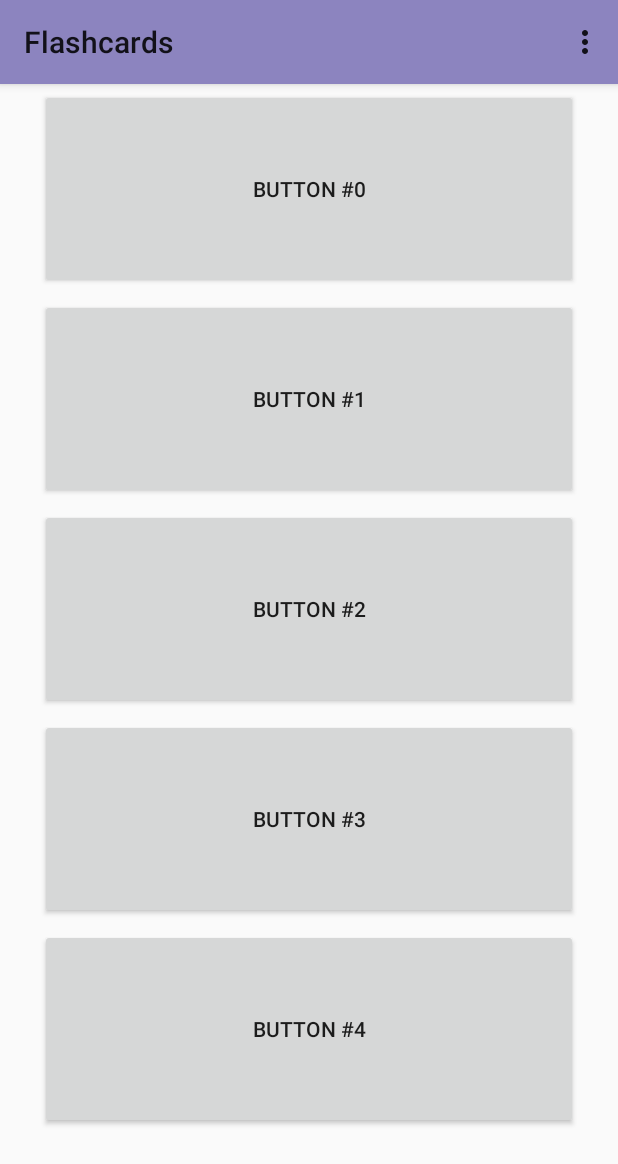
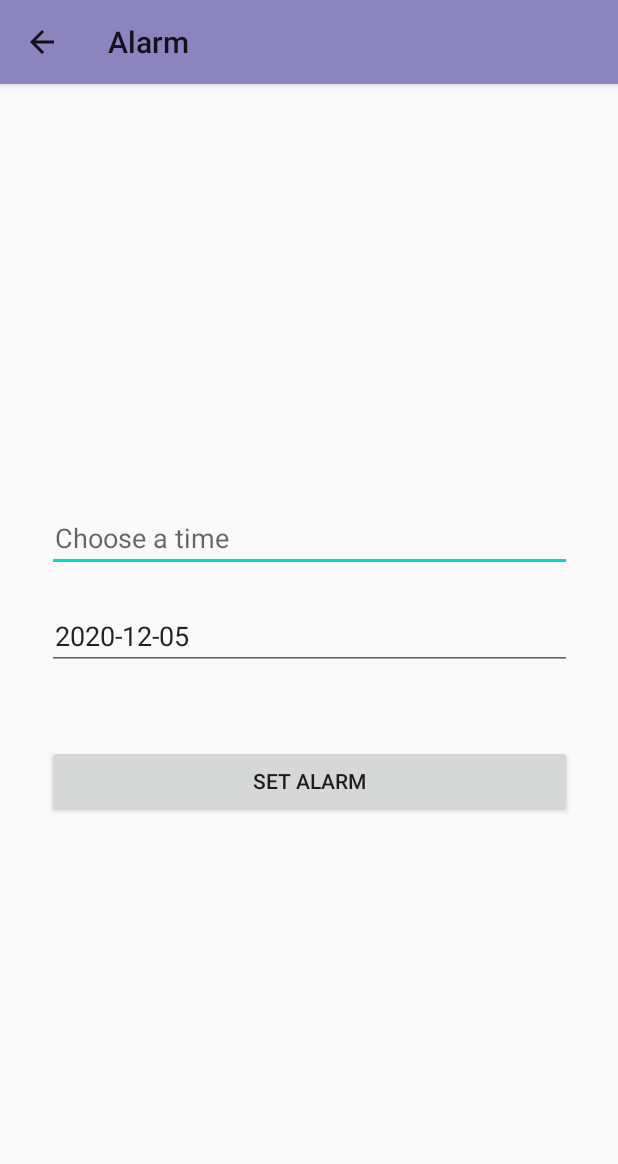
Before and after one commit to uytuan213/TheWizardsFlashcards, an Android app: the screen it shows after launch (MainActivity before the commit, AlarmActivity after it), in the options menu, after a tap on "Alarm", on a phone screen of 412 x 824 dp. Shown: the top 1164 px of the screen. Run offline under Robolectric (Android 15) with nearby library versions, the phone set to English and light mode, and no system bars.

Commit message:
Added alarm activity

```diff
--- a/app/src/main/AndroidManifest.xml
+++ b/app/src/main/AndroidManifest.xml
@@ -10,8 +10,11 @@
         android:supportsRtl="true"
         android:theme="@style/SplashScreenTheme">
         <activity
+            android:name=".AlarmActivity"
+            android:label="@string/title_alarm_activity" />
+        <activity
             android:name=".SettingsActivity"
-            android:label="@string/title_activity_settings"></activity>
+            android:label="@string/title_activity_settings" />
         <activity
             android:name=".MainActivity"
             android:configChanges="orientation|screenSize">
--- /dev/null
+++ b/app/src/main/java/ca/thewizards/flashcards/AlarmActivity.java
@@ -0,0 +1,202 @@
+package ca.thewizards.flashcards;
+
+import androidx.annotation.NonNull;
+import androidx.appcompat.app.ActionBar;
+import androidx.appcompat.app.AppCompatActivity;
+
+import android.app.AlarmManager;
+import android.app.DatePickerDialog;
+import android.app.NotificationChannel;
+import android.app.NotificationManager;
+import android.app.PendingIntent;
+import android.app.TimePickerDialog;
+import android.content.Intent;
+import android.os.Build;
+import android.os.Bundle;
+import android.text.InputType;
+import android.view.MenuItem;
+import android.view.View;
+import android.widget.Button;
+import android.widget.DatePicker;
+import android.widget.EditText;
+import android.widget.TimePicker;
+import android.widget.Toast;
+
+import java.text.DateFormat;
+import java.text.SimpleDateFormat;
+import java.util.Calendar;
+import java.util.Date;
+
+public class AlarmActivity extends AppCompatActivity {
+
+    EditText txtDate;
+    EditText txtTime;
+    Button btnSetAlarm;
+
+    @Override
+    protected void onCreate(Bundle savedInstanceState) {
+        Intent intent = getIntent();
+        if (intent.getBooleanExtra("darkTheme", false)){
+            setTheme(R.style.AppThemeDark);
+        } else {
+            setTheme(R.style.AppTheme);
+        }
+
+        super.onCreate(savedInstanceState);
+        setContentView(R.layout.activity_alarm);
+
+        ActionBar actionBar = getSupportActionBar();
+        if (actionBar != null) {
+            actionBar.setDisplayHomeAsUpEnabled(true);
+        }
+
+        txtDate = findViewById(R.id.date_input);
+        txtTime = findViewById(R.id.time_input);
+        btnSetAlarm = findViewById(R.id.btnSetAlarm);
+
+        setDefaultDate();
+
+        // hide keyboard when click
+        txtDate.setInputType(InputType.TYPE_NULL);
+        txtTime.setInputType(InputType.TYPE_NULL);
+
+        txtDate.setOnClickListener(new View.OnClickListener(){
+            @Override
+            public void onClick(View view) {
+                showDateDialog(txtDate);
+            }
+        });
+
+        txtTime.setOnClickListener(new View.OnClickListener(){
+            @Override
+            public void onClick(View view) {
+                showTimeDialog(txtTime);
+            }
+        });
+
+        btnSetAlarm.setOnClickListener(new View.OnClickListener() {
+            @Override
+            public void onClick(View view) {
+
+                String dateStr = txtDate.getText().toString();
+                String timeStr = txtTime.getText().toString();
+
+                String errorMsg = validateDateTime(dateStr, timeStr);
+
+                if(errorMsg.matches(""))
+                {
+                    String dateTimeAlarmStr = dateStr + " " + timeStr;
+
+                    Toast.makeText(AlarmActivity.this,
+                            "Alarm has been set to " + dateTimeAlarmStr,
+                            Toast.LENGTH_SHORT).show();
+                    /*
+                    long alarmInterval = (dateTimeAlarm.getTime() - dateTimeSet.getTime()); // milliseconds
+                    String secondsStr = Long.toString(alarmInterval);
+                    txtDateTime.setText(secondsStr);
+                     */
+
+                    //Intent alarmIntent = new Intent(AlarmActivity.this, AlarmService.class);
+                    //alarmIntent.putExtra("DateTimeAlarm", dateTimeAlarmStr);
+                }
+                else
+                {
+                    Toast.makeText(AlarmActivity.this, errorMsg, Toast.LENGTH_SHORT).show();
+                }
+            }
+        });
+    }
+
+    private String validateDateTime(String dateStr, String timeStr){
+        String errors = "";
+
+        if(dateStr.matches(""))
+            errors += getString(R.string.date_empty);
+        if(timeStr.matches(""))
+            errors += getString(R.string.time_empty);
+
+        // check if the date is before today
+        DateFormat dateFormat = new SimpleDateFormat(getString(R.string.date_time_format));
+        try {
+            // get the date time of alarm
+            Date dateTimeSelected = dateFormat.parse(dateStr + " " + timeStr);
+
+            // get the date time of current (turning off the app)
+            String dateTimeCurrentStr = dateFormat.format(new Date());
+            Date dateTimeCurrent = dateFormat.parse(dateTimeCurrentStr);
+
+            if(dateTimeCurrent.after(dateTimeSelected))
+                errors += getString(R.string.date_is_before);
+        } catch (Exception e) {
+            e.printStackTrace();
+        }
+
+        return errors;
+    }
+
+    private void showTimeDialog(final EditText txtTime) {
+        final Calendar calendar = Calendar.getInstance();
+
+        TimePickerDialog.OnTimeSetListener timeSetListener = new TimePickerDialog.OnTimeSetListener() {
+            @Override
+            public void onTimeSet(TimePicker view, int hourOfDay, int minute) {
+                calendar.set(Calendar.HOUR_OF_DAY, hourOfDay);
+                calendar.set(Calendar.MINUTE, minute);
+
+                SimpleDateFormat simpleDateFormat = new SimpleDateFormat(getString(R.string.time_format));
+                txtTime.setText(simpleDateFormat.format(calendar.getTime()));
+            }
+        };
+
+        new TimePickerDialog(AlarmActivity.this, timeSetListener,
+                calendar.get(Calendar.HOUR_OF_DAY), calendar.get(Calendar.MINUTE),
+                false).show();
+    }
+
+    private void showDateDialog(final EditText txtDate){
+        final Calendar calendar = Calendar.getInstance();
+
+        DatePickerDialog.OnDateSetListener dateSetListener = new DatePickerDialog.OnDateSetListener() {
+            @Override
+            public void onDateSet(DatePicker view, int year, int month, int dayOfMonth) {
+                calendar.set(Calendar.YEAR, year);
+                calendar.set(Calendar.MONTH, month);
+                calendar.set(Calendar.DAY_OF_MONTH, dayOfMonth);
+
+                SimpleDateFormat simpleDateFormat = new SimpleDateFormat(getString(R.string.date_format)); // set date format
+                txtDate.setText(simpleDateFormat.format(calendar.getTime()));
+            }
+        };
+
+        new DatePickerDialog(AlarmActivity.this, dateSetListener,
+                calendar.get(Calendar.YEAR), calendar.get(Calendar.MONTH),
+                calendar.get(Calendar.DAY_OF_MONTH)).show();
+    }
+
+    private void setDefaultDate(){
+        Date date = new Date();
+        Calendar calendar = Calendar.getInstance();
+        calendar.setTime(date);
+        calendar.add(Calendar.DATE, 1);
+        date = calendar.getTime();
+
+        SimpleDateFormat sdf = new SimpleDateFormat(getString(R.string.date_format));
+        txtDate.setText(sdf.format(date));
+    }
+
+    @Override
+    public boolean onOptionsItemSelected(@NonNull MenuItem item) {
+        boolean ret = true;
+
+        switch (item.getItemId()){
+            case android.R.id.home:
+                super.onBackPressed();
+                break;
+            default:
+                ret = super.onOptionsItemSelected(item);
+                break;
+        }
+
+        return ret;
+    }
+}
--- a/app/src/main/java/ca/thewizards/flashcards/MainActivity.java
+++ b/app/src/main/java/ca/thewizards/flashcards/MainActivity.java
@@ -85,7 +85,9 @@ public class MainActivity extends AppCompatActivity {
 
                 break;
             case R.id.alarm:
-                //TODO start alarm activity
+                Intent alarmIntent = new Intent(getApplicationContext(), AlarmActivity.class);
+                alarmIntent.putExtra("darkTheme", darkTheme);
+                startActivity(alarmIntent);
                 break;
             default:
                 ret = super.onOptionsItemSelected(item);
--- /dev/null
+++ b/app/src/main/res/layout/activity_alarm.xml
@@ -0,0 +1,43 @@
+<?xml version="1.0" encoding="utf-8"?>
+<androidx.constraintlayout.widget.ConstraintLayout xmlns:android="http://schemas.android.com/apk/res/android"
+    xmlns:app="http://schemas.android.com/apk/res-auto"
+    xmlns:tools="http://schemas.android.com/tools"
+    android:layout_width="match_parent"
+    android:layout_height="match_parent"
+    tools:context=".AlarmActivity">
+
+    <LinearLayout
+        android:id="@+id/linearLayoutAlarm"
+        android:layout_width="wrap_content"
+        android:layout_height="wrap_content"
+        android:orientation="vertical"
+        app:layout_constraintBottom_toBottomOf="parent"
+        app:layout_constraintEnd_toEndOf="parent"
+        app:layout_constraintStart_toStartOf="parent"
+        app:layout_constraintTop_toTopOf="parent">
+
+        <EditText
+            android:id="@+id/time_input"
+            android:layout_width="match_parent"
+            android:layout_height="wrap_content"
+            android:layout_marginBottom="20dp"
+            android:hint="@string/alarm_time_hint"
+            android:inputType="none"
+            android:paddingLeft="5dp" />
+
+        <EditText
+            android:id="@+id/date_input"
+            android:layout_width="350dp"
+            android:layout_height="wrap_content"
+            android:layout_marginBottom="50dp"
+            android:hint="@string/alarm_date_hint"
+            android:inputType="none"
+            android:paddingLeft="5dp" />
+
+        <Button
+            android:id="@+id/btnSetAlarm"
+            android:layout_width="match_parent"
+            android:layout_height="wrap_content"
+            android:text="@string/alarm_button_text" />
+    </LinearLayout>
+</androidx.constraintlayout.widget.ConstraintLayout>
--- a/app/src/main/res/mipmap-anydpi-v26/ic_launcher.xml
+++ b/app/src/main/res/mipmap-anydpi-v26/ic_launcher.xml
@@ -1,5 +1,5 @@
 <?xml version="1.0" encoding="utf-8"?>
 <adaptive-icon xmlns:android="http://schemas.android.com/apk/res/android">
-    <background android:drawable="@color/ic_launcher_background"/>
+    <background android:drawable="@drawable/ic_launcher_background"/>
     <foreground android:drawable="@drawable/ic_launcher_foreground"/>
 </adaptive-icon>
--- a/app/src/main/res/mipmap-anydpi-v26/ic_launcher_round.xml
+++ b/app/src/main/res/mipmap-anydpi-v26/ic_launcher_round.xml
@@ -1,5 +1,5 @@
 <?xml version="1.0" encoding="utf-8"?>
 <adaptive-icon xmlns:android="http://schemas.android.com/apk/res/android">
-    <background android:drawable="@color/ic_launcher_background"/>
+    <background android:drawable="@drawable/ic_launcher_background"/>
     <foreground android:drawable="@drawable/ic_launcher_foreground"/>
 </adaptive-icon>
--- a/app/src/main/res/values/strings.xml
+++ b/app/src/main/res/values/strings.xml
@@ -4,6 +4,17 @@
     <string name="settings">Settings</string>
     <string name="alarm">Alarm</string>
 
+    <!-- Alarm -->
+    <string name="title_alarm_activity">Alarm</string>
+    <string name="alarm_button_text">SET ALARM</string>
+    <string name="alarm_date_hint">Choose a date</string>
+    <string name="alarm_time_hint">Choose a time</string>
+    <string name="date_format">yyyy-MM-dd</string>
+    <string name="time_format">HH:mm</string>
+    <string name="date_time_format">yyyy-MM-dd HH:mm</string>
+    <string name="date_empty">The date is required</string>
+    <string name="time_empty">The time is required</string>
+    <string name="date_is_before">The date cannot be before the current time</string>
 
     <!-- Preference Titles -->
     <string name="appearance_header">Appearance</string>
```
